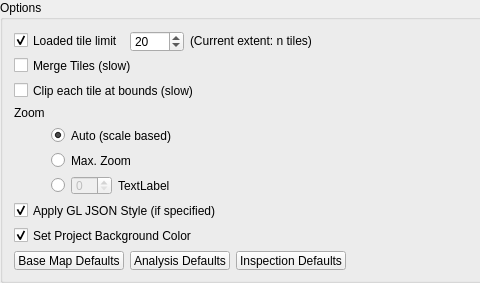
First picture: the form in ui/options.ui, repository geometalab/Vector-Tiles-Reader-QGIS-Plugin, before the edit; both pictures show x 0 to 480 and y 0 to 283 of the 752 by 283 pixel window.
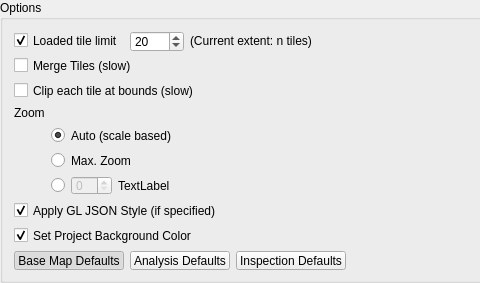
Second picture: the form after the edit.

```diff
--- a/ui/options.ui
+++ b/ui/options.ui
@@ -192,6 +192,12 @@
        <property name="text">
         <string>Base Map Defaults</string>
        </property>
+       <property name="checkable">
+        <bool>true</bool>
+       </property>
+       <property name="checked">
+        <bool>true</bool>
+       </property>
       </widget>
      </item>
      <item>
```
Left out of the diff: 6 changed lines with no effect on the pictures.
